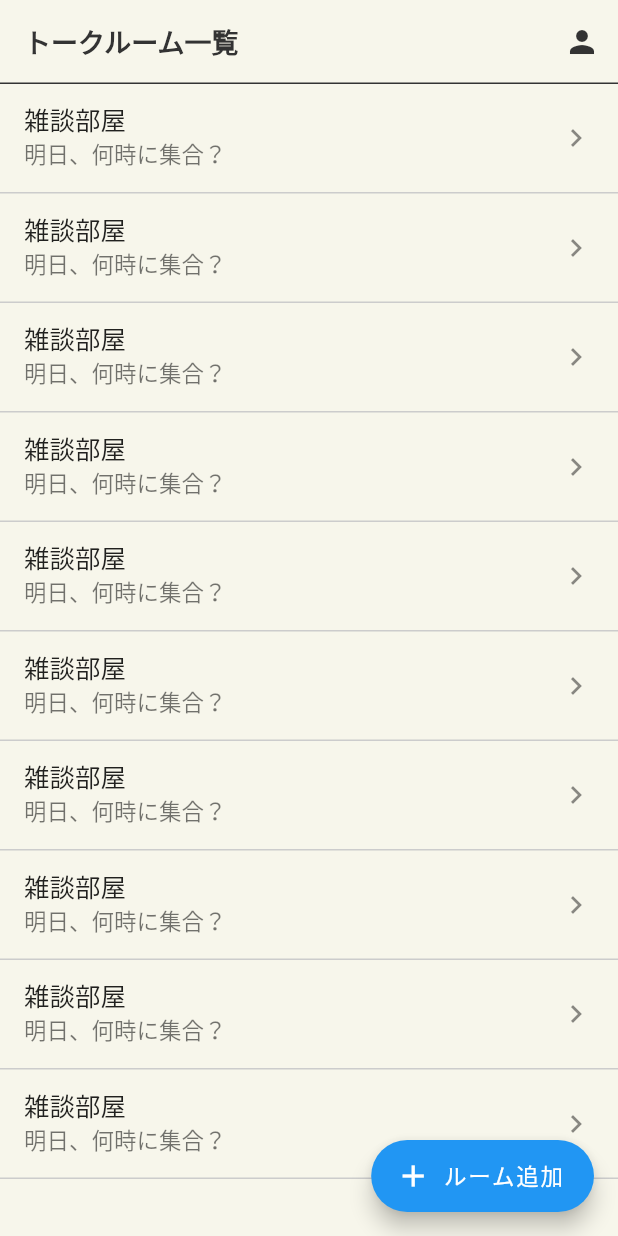
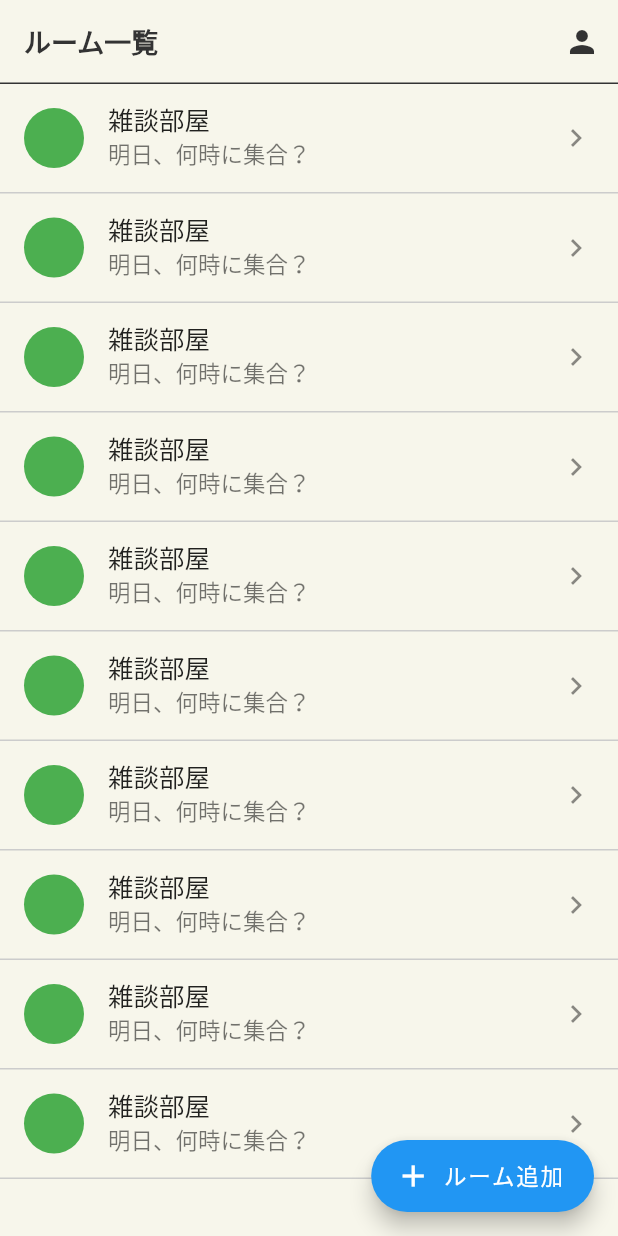
Before and after one commit to agora-creation/qr_chat_app, a Flutter app: the HomeScreen screen opened directly, on a phone screen of 412 x 824 dp. Run offline on Flutter 3.47's test engine with Material 2 defaults, Android fonts, the phone set to English and light mode, and no system bars; our stand-ins replace flutter_spinkit, modal_bottom_sheet; Roboto replaces fonts that are missing (SourceHanSerif-Bold, SourceHanSerif-Regular); statements that could not run were skipped.

Commit message:
20221020 commit

```diff
--- a/lib/screens/home.dart
+++ b/lib/screens/home.dart
@@ -13,7 +13,7 @@ class HomeScreen extends StatelessWidget {
       appBar: AppBar(
         shape: const Border(bottom: BorderSide(color: Color(0xFF333333))),
         automaticallyImplyLeading: false,
-        title: const Text('トークルーム一覧'),
+        title: const Text('ルーム一覧'),
         actions: [
           IconButton(
             onPressed: () => overlayScreen(context, const UserScreen()),
@@ -29,6 +29,9 @@ class HomeScreen extends StatelessWidget {
               border: Border(bottom: BorderSide(color: Color(0xFFCCCCCC))),
             ),
             child: ListTile(
+              leading: const CircleAvatar(
+                backgroundColor: Colors.green,
+              ),
               title: const Text('雑談部屋'),
               subtitle: const Text('明日、何時に集合？'),
               trailing: const Icon(Icons.chevron_right),
```
